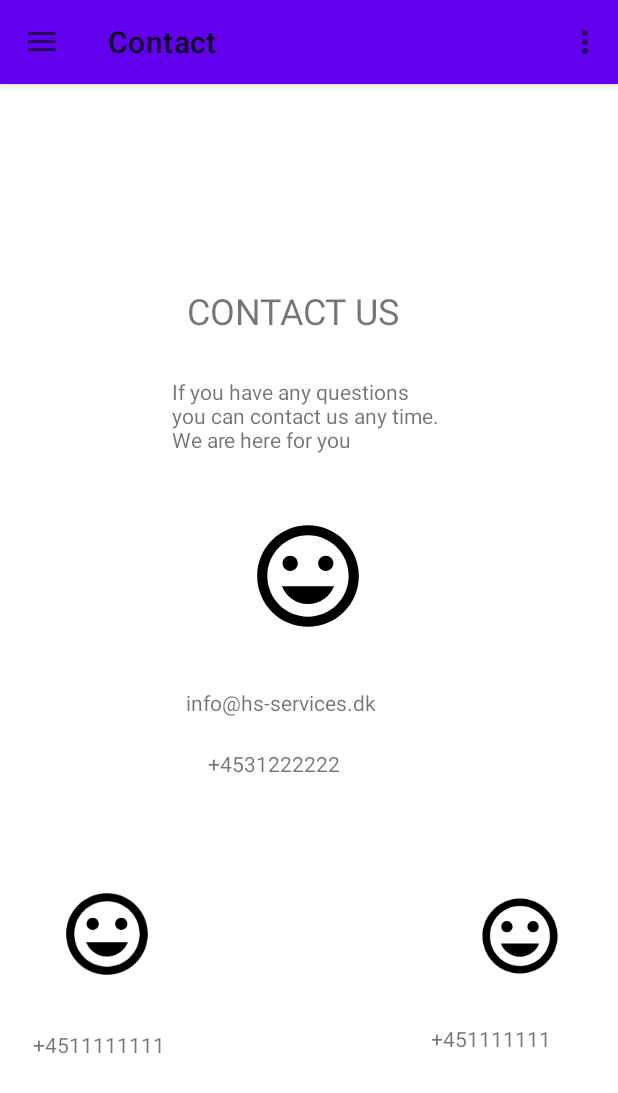
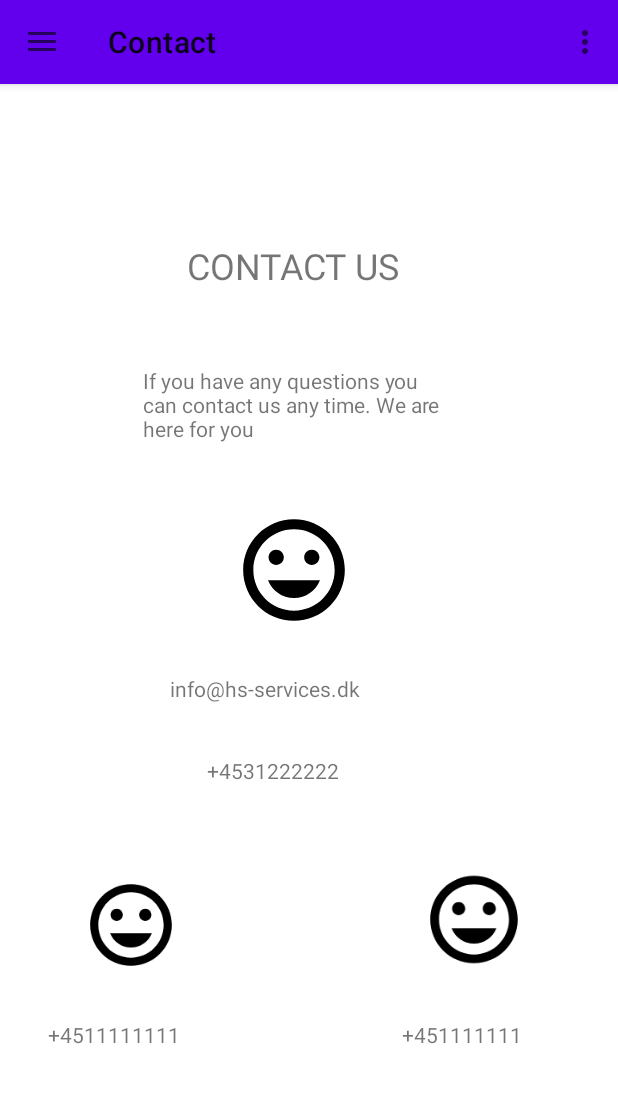
Before and after one commit to ancahutupasu/HeServices2, an Android app: the ContactFragment screen opened through its navigation route, on a phone screen of 412 x 824 dp. Shown: the top 1093 px of the screen. Run offline under Robolectric (Android 15) with nearby library versions, the phone set to English and light mode, and no system bars; our stand-ins replace navigation-ui.

Commit message:
updated fragment contact

```diff
--- a/app/src/main/res/layout/fragment_contact.xml
+++ b/app/src/main/res/layout/fragment_contact.xml
@@ -5,111 +5,169 @@
     android:layout_height="match_parent"
     xmlns:app="http://schemas.android.com/apk/res-auto">
 
+    <LinearLayout
+        android:id="@+id/linearLayout6"
+        android:layout_width="180dp"
+        android:layout_height="64dp"
+        android:orientation="horizontal"
+        app:layout_constraintBottom_toBottomOf="parent"
+        app:layout_constraintEnd_toEndOf="parent"
+        app:layout_constraintHorizontal_bias="0.536"
+        app:layout_constraintStart_toStartOf="parent"
+        app:layout_constraintTop_toTopOf="parent"
+        app:layout_constraintVertical_bias="0.149">
+
         <TextView
             android:id="@+id/contact_us"
             android:layout_width="163dp"
             android:layout_height="40dp"
             android:text="CONTACT US"
-        android:textSize="24sp"
+            android:textSize="24sp" />
+    </LinearLayout>
+
+    <LinearLayout
+        android:id="@+id/linearLayout7"
+        android:layout_width="221dp"
+        android:layout_height="82dp"
+        android:orientation="horizontal"
         app:layout_constraintBottom_toBottomOf="parent"
         app:layout_constraintEnd_toEndOf="parent"
         app:layout_constraintStart_toStartOf="parent"
         app:layout_constraintTop_toTopOf="parent"
-        app:layout_constraintVertical_bias="0.185" />
+        app:layout_constraintVertical_bias="0.274">
+
+        <TextView
+            android:id="@+id/textView7"
+            android:layout_width="199dp"
+            android:layout_height="match_parent"
+            android:text="If you have any questions you can contact us any time. We are here for you " />
+    </LinearLayout>
+
+    <LinearLayout
+        android:id="@+id/linearLayout8"
+        android:layout_width="109dp"
+        android:layout_height="89dp"
+        android:orientation="horizontal"
+        app:layout_constraintBottom_toBottomOf="parent"
+        app:layout_constraintEnd_toEndOf="parent"
+        app:layout_constraintStart_toStartOf="parent"
+        app:layout_constraintTop_toTopOf="parent"
+        app:layout_constraintVertical_bias="0.417">
 
         <ImageView
             android:id="@+id/imageView2"
             android:layout_width="89dp"
             android:layout_height="81dp"
+            app:srcCompat="@drawable/ic_baseline_tag_faces_24" />
+    </LinearLayout>
+
+    <LinearLayout
+        android:id="@+id/linearLayout9"
+        android:layout_width="185dp"
+        android:layout_height="32dp"
+        android:orientation="horizontal"
         app:layout_constraintBottom_toBottomOf="parent"
         app:layout_constraintEnd_toEndOf="parent"
-        app:layout_constraintHorizontal_bias="0.498"
         app:layout_constraintStart_toStartOf="parent"
         app:layout_constraintTop_toTopOf="parent"
-        app:layout_constraintVertical_bias="0.418"
-        app:srcCompat="@drawable/ic_baseline_tag_faces_24" />
+        app:layout_constraintVertical_bias="0.534">
 
         <TextView
             android:id="@+id/email1"
-        android:layout_width="171dp"
-        android:layout_height="28dp"
-        android:text="info@hs-services.dk"
+            android:layout_width="155dp"
+            android:layout_height="38dp"
+            android:text="info@hs-services.dk" />
+    </LinearLayout>
+
+    <LinearLayout
+        android:id="@+id/linearLayout10"
+        android:layout_width="143dp"
+        android:layout_height="48dp"
+        android:orientation="horizontal"
         app:layout_constraintBottom_toBottomOf="parent"
         app:layout_constraintEnd_toEndOf="parent"
-        app:layout_constraintHorizontal_bias="0.516"
+        app:layout_constraintHorizontal_bias="0.514"
         app:layout_constraintStart_toStartOf="parent"
         app:layout_constraintTop_toTopOf="parent"
-        app:layout_constraintVertical_bias="0.544" />
+        app:layout_constraintVertical_bias="0.622">
+
+        <TextView
+            android:id="@+id/phone1"
+            android:layout_width="134dp"
+            android:layout_height="30dp"
+            android:text="+4531222222" />
+    </LinearLayout>
+
+    <LinearLayout
+        android:layout_width="85dp"
+        android:layout_height="82dp"
+        android:orientation="horizontal"
+        app:layout_constraintBottom_toBottomOf="parent"
+        app:layout_constraintEnd_toEndOf="parent"
+        app:layout_constraintHorizontal_bias="0.119"
+        app:layout_constraintStart_toStartOf="parent"
+        app:layout_constraintTop_toTopOf="parent"
+        app:layout_constraintVertical_bias="0.77">
 
         <ImageView
             android:id="@+id/imageView6"
             android:layout_width="97dp"
             android:layout_height="65dp"
+            app:srcCompat="@drawable/ic_baseline_tag_faces_24" />
+    </LinearLayout>
+
+    <LinearLayout
+        android:layout_width="139dp"
+        android:layout_height="49dp"
+        android:orientation="horizontal"
         app:layout_constraintBottom_toBottomOf="parent"
         app:layout_constraintEnd_toEndOf="parent"
-        app:layout_constraintHorizontal_bias="0.072"
+        app:layout_constraintHorizontal_bias="0.117"
         app:layout_constraintStart_toStartOf="parent"
         app:layout_constraintTop_toTopOf="parent"
-        app:layout_constraintVertical_bias="0.76"
-        app:srcCompat="@drawable/ic_baseline_tag_faces_24" />
-
-    <ImageView
-        android:id="@+id/imageView9"
-        android:layout_width="97dp"
-        android:layout_height="60dp"
-        app:layout_constraintBottom_toBottomOf="parent"
-        app:layout_constraintEnd_toEndOf="parent"
-        app:layout_constraintHorizontal_bias="0.947"
-        app:layout_constraintStart_toStartOf="parent"
-        app:layout_constraintTop_toTopOf="parent"
-        app:layout_constraintVertical_bias="0.76"
-        app:srcCompat="@drawable/ic_baseline_tag_faces_24" />
-
-    <TextView
-        android:id="@+id/phone1"
-        android:layout_width="134dp"
-        android:layout_height="30dp"
-        android:text="+4531222222"
-        app:layout_constraintBottom_toBottomOf="parent"
-        app:layout_constraintEnd_toEndOf="parent"
-        app:layout_constraintHorizontal_bias="0.498"
-        app:layout_constraintStart_toStartOf="parent"
-        app:layout_constraintTop_toTopOf="parent"
-        app:layout_constraintVertical_bias="0.601" />
+        app:layout_constraintVertical_bias="0.868">
 
         <TextView
             android:id="@+id/phone2"
             android:layout_width="116dp"
             android:layout_height="29dp"
-        android:text="+4511111111"
+            android:text="+4511111111" />
+    </LinearLayout>
+
+    <LinearLayout
+        android:layout_width="96dp"
+        android:layout_height="88dp"
+        android:orientation="horizontal"
         app:layout_constraintBottom_toBottomOf="parent"
         app:layout_constraintEnd_toEndOf="parent"
-        app:layout_constraintHorizontal_bias="0.074"
+        app:layout_constraintHorizontal_bias="0.847"
         app:layout_constraintStart_toStartOf="parent"
         app:layout_constraintTop_toTopOf="parent"
-        app:layout_constraintVertical_bias="0.854" />
+        app:layout_constraintVertical_bias="0.768">
+
+        <ImageView
+            android:id="@+id/imageView9"
+            android:layout_width="97dp"
+            android:layout_height="70dp"
+            app:srcCompat="@drawable/ic_baseline_tag_faces_24" />
+    </LinearLayout>
+
+    <LinearLayout
+        android:layout_width="140dp"
+        android:layout_height="49dp"
+        android:orientation="horizontal"
+        app:layout_constraintBottom_toBottomOf="parent"
+        app:layout_constraintEnd_toEndOf="parent"
+        app:layout_constraintHorizontal_bias="0.985"
+        app:layout_constraintStart_toStartOf="parent"
+        app:layout_constraintTop_toTopOf="parent"
+        app:layout_constraintVertical_bias="0.868">
 
         <TextView
             android:id="@+id/textView6one3"
-        android:layout_width="109dp"
-        android:layout_height="33dp"
-        android:text="+451111111"
-        app:layout_constraintBottom_toBottomOf="parent"
-        app:layout_constraintEnd_toEndOf="parent"
-        app:layout_constraintHorizontal_bias="0.95"
-        app:layout_constraintStart_toStartOf="parent"
-        app:layout_constraintTop_toTopOf="parent"
-        app:layout_constraintVertical_bias="0.853" />
-
-    <TextView
-        android:id="@+id/textView7"
-        android:layout_width="183dp"
-        android:layout_height="62dp"
-        android:text="If you have any questions you can contact us any time. We are here for you "
-        app:layout_constraintBottom_toBottomOf="parent"
-        app:layout_constraintEnd_toEndOf="parent"
-        app:layout_constraintStart_toStartOf="parent"
-        app:layout_constraintTop_toTopOf="parent"
-        app:layout_constraintVertical_bias="0.277" />
+            android:layout_width="142dp"
+            android:layout_height="36dp"
+            android:text="+451111111" />
+    </LinearLayout>
 
 </androidx.constraintlayout.widget.ConstraintLayout>
```
Lines whose indentation alone changed are shown as unchanged.
